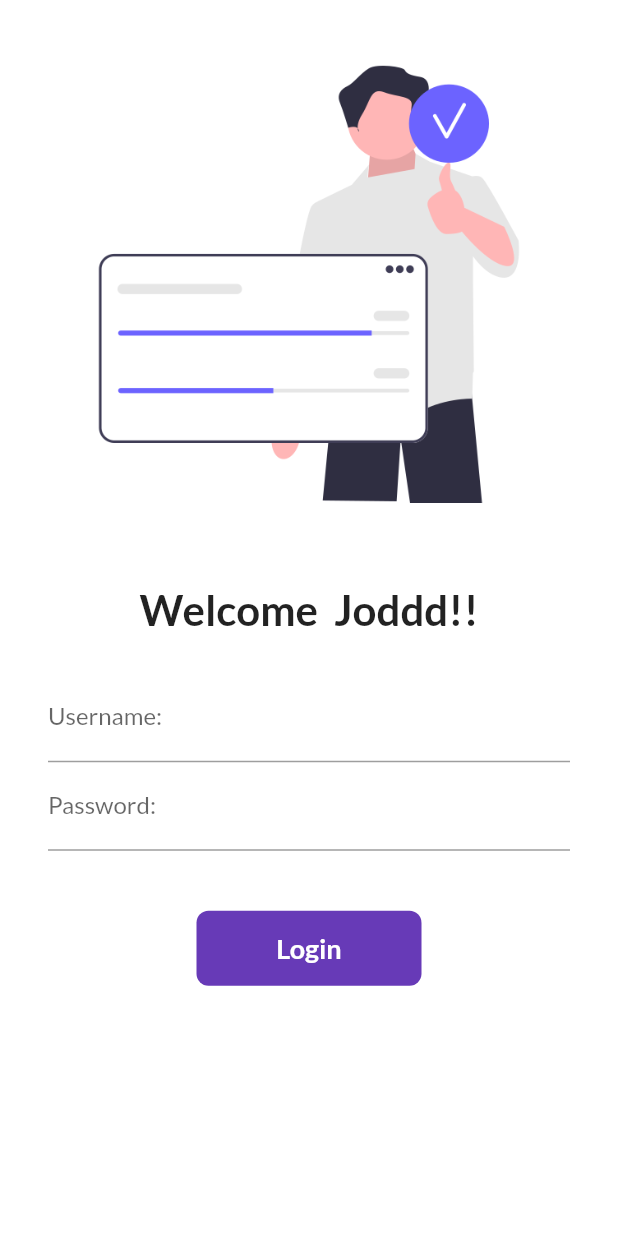
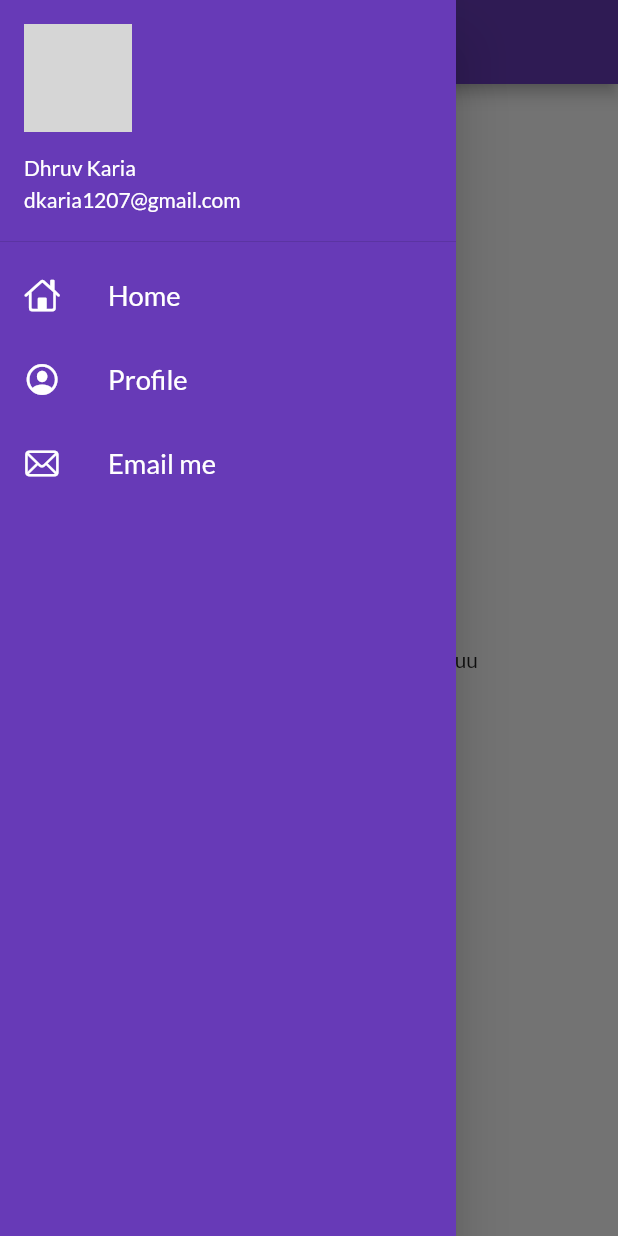
Before and after one commit to ITDhruv/FlutterMonth, a Flutter app: the screen it shows after launch, with the side drawer open (before the commit the screen has no drawer), on a phone screen of 412 x 824 dp. Run offline on Flutter 3.47's test engine with Material 2 defaults, Android fonts, the phone set to English and light mode, and no system bars; our stand-ins replace google_fonts; network calls fail; grey boxes are pictures that could not be loaded.

Commit message:
day 8 completedW

```diff
--- a/lib/main.dart
+++ b/lib/main.dart
@@ -19,7 +19,8 @@ class MyApp extends StatelessWidget {
           primarySwatch: Colors.deepPurple,
           fontFamily: GoogleFonts.lato().fontFamily),
       darkTheme: ThemeData(brightness: Brightness.dark),
-      // initialRoute: "/home",
+      debugShowCheckedModeBanner: false,
+      initialRoute: MyRoutes.homeRoute,
       routes: {
         "/": (context) => const LoginPage(),
         MyRoutes.homeRoute: (context) => const HomePage(),
--- a/lib/pages/home_page.dart
+++ b/lib/pages/home_page.dart
@@ -1,4 +1,5 @@
 import 'package:flutter/material.dart';
+import 'package:flutter_catalog/utils/widgets/drawer.dart';
 
 class HomePage extends StatelessWidget {
   final int days = 30;
@@ -16,7 +17,7 @@ class HomePage extends StatelessWidget {
           child: Text("Flutter OP Guys only $days by $name"),
         ),
       ),
-      drawer: const Drawer(),
+      drawer: const MyDrawer(),
     );
   }
 }
--- /dev/null
+++ b/lib/utils/widgets/drawer.dart
@@ -0,0 +1,74 @@
+// ignore_for_file: prefer_const_constructors, prefer_const_literals_to_create_immutables
+
+import 'package:flutter/cupertino.dart';
+import 'package:flutter/material.dart';
+
+class MyDrawer extends StatelessWidget {
+  const MyDrawer({super.key});
+
+  @override
+  Widget build(BuildContext context) {
+    final imageUrl =
+        "https://as01.epimg.net/img/comunes/fotos/fichas/equipos/large/67.png";
+    return Drawer(
+      child: Container(
+        color: Colors.deepPurple,
+        child: ListView(
+          children: [
+            DrawerHeader(
+              padding: EdgeInsets.zero,
+              child: UserAccountsDrawerHeader(
+                margin: EdgeInsets.zero,
+                decoration: BoxDecoration(color: Colors.deepPurple),
+                accountEmail: Text("dkaria1207@gmail.com"),
+                accountName: Text("Dhruv Karia"),
+                currentAccountPicture: CircleAvatar(
+                  backgroundImage: NetworkImage(imageUrl),
+                ),
+              ),
+            ),
+            ListTile(
+              leading: Icon(
+                CupertinoIcons.home,
+                color: Colors.white,
+              ),
+              title: Text(
+                "Home",
+                textScaleFactor: 1.3,
+                style: TextStyle(
+                  color: Colors.white,
+                ),
+              ),
+            ),
+            ListTile(
+              leading: Icon(
+                CupertinoIcons.profile_circled,
+                color: Colors.white,
+              ),
+              title: Text(
+                "Profile",
+                textScaleFactor: 1.3,
+                style: TextStyle(
+                  color: Colors.white,
+                ),
+              ),
+            ),
+            ListTile(
+              leading: Icon(
+                CupertinoIcons.mail,
+                color: Colors.white,
+              ),
+              title: Text(
+                "Email me",
+                textScaleFactor: 1.3,
+                style: TextStyle(
+                  color: Colors.white,
+                ),
+              ),
+            )
+          ],
+        ),
+      ),
+    );
+  }
+}
```
